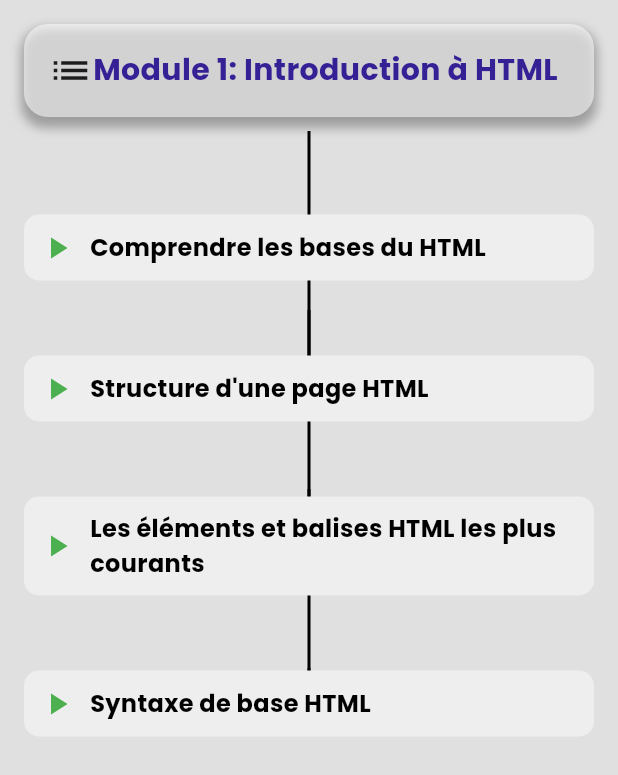
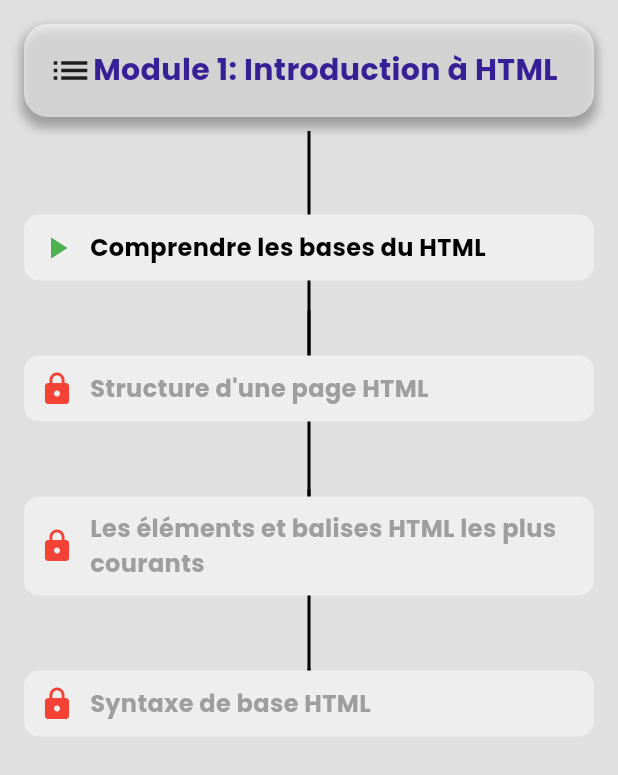
Before and after one commit to Godisouleymane/Nerd-app, a Flutter app: the ScreenHtml screen opened directly, on a phone screen of 412 x 824 dp. Shown: the top 775 px of the screen. Run offline on Flutter 3.47's test engine with Material 3 defaults, Android fonts, the phone set to English and light mode, and no system bars; our stand-ins replace cloud_firestore, firebase_auth, firebase_core, flutter_svg, google_fonts, google_sign_in and 1 more; missing offline and left inert: dev_icons; accounts and stored records are empty.

Commit message:
creation du ui du chapitre1 html

```diff
--- a/lib/views/parcours/screenHTML.dart
+++ b/lib/views/parcours/screenHTML.dart
@@ -114,10 +114,13 @@ class _ScreenHtmlState extends State<ScreenHtml> {
                   itemCount: _selectedModule.courses.length,
                   itemBuilder: (BuildContext context, int index) {
                     final course = _selectedModule.courses[index];
+                    final bool isUnlocked = _selectedModule
+                            .courseUnlockedStatus[
+                        index]; // Vérifier l'état de déverrouillage du cours
 
                     return Column(
                       children: [
-                         SizedBox(height: 40,),
+                        SizedBox(height: 40,),
                         Container(
                           margin: const EdgeInsets.symmetric(vertical: 5.0),
                           padding: const EdgeInsets.all(10.0),
@@ -127,7 +130,7 @@ class _ScreenHtmlState extends State<ScreenHtml> {
                           ),
                           child: Row(
                             children: [
-                              _selectedModule.isUnlocked
+                              isUnlocked
                                   ? Icon(Icons.play_arrow, color: Colors.green)
                                   : Icon(Icons.lock, color: Colors.red),
                               SizedBox(width: 10),
@@ -137,9 +140,7 @@ class _ScreenHtmlState extends State<ScreenHtml> {
                                   style: TextStyle(
                                     fontSize: 16.0,
                                     fontWeight: FontWeight.bold,
-                                    color: _selectedModule.isUnlocked
-                                        ? Colors.black
-                                        : Colors.grey,
+                                    color: isUnlocked ? Colors.black : Colors.grey,
                                   ),
                                 ),
                               ),
@@ -150,6 +151,7 @@ class _ScreenHtmlState extends State<ScreenHtml> {
                     );
                   },
                 ),
+
               ),
             ],
           ),
```
